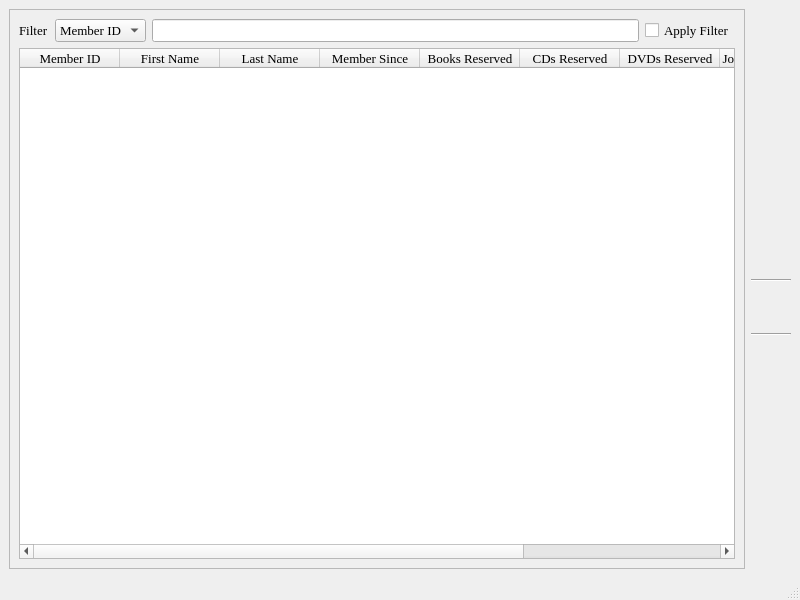
Qt form members_browser.ui (textbrowser/biblioteq) before a commit.
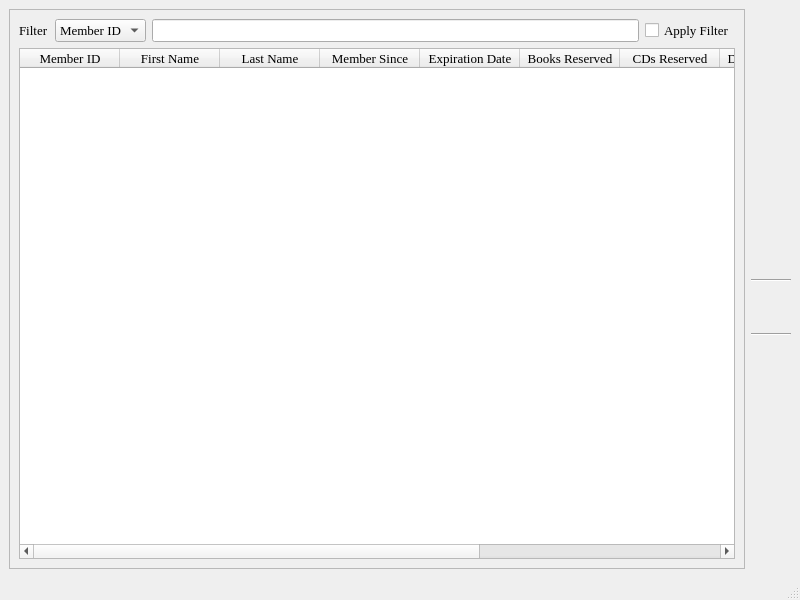
The same form after that commit. Icons and pictures are not drawn.

Commit message: Display the expiration date in the Members Browser.

Diff of the .ui file:
```diff
--- a/members_browser.ui
+++ b/members_browser.ui
@@ -150,6 +150,11 @@
            <string>Member Since</string>
           </property>
          </column>
+         <column>
+          <property name="text">
+           <string>Expiration Date</string>
+          </property>
+         </column>
          <column>
           <property name="text">
            <string>Books Reserved</string>
```
The commit also changes 1 other file.
